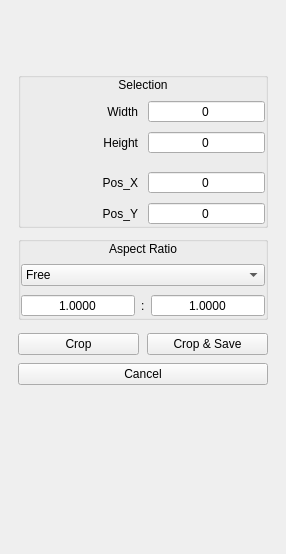
First picture: the form in qimgv/gui/panels/croppanel/croppanel.ui, repository DropGuard/ImPulse, before the edit.
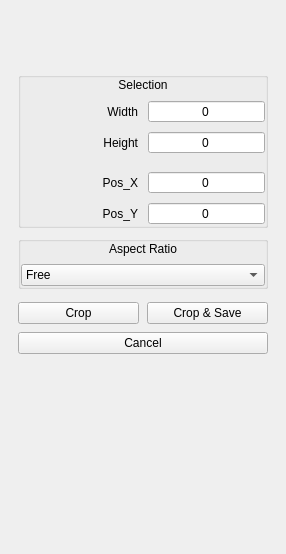
Second picture: the form after the edit. Custom widgets are drawn as their Qt base class.

Diff of the .ui file:
```diff
--- a/qimgv/gui/panels/croppanel/croppanel.ui
+++ b/qimgv/gui/panels/croppanel/croppanel.ui
@@ -373,93 +373,7 @@
         </item>
        </widget>
       </item>
-      <item>
-       <widget class="QWidget" name="ARInputWidget" native="true">
-        <layout class="QHBoxLayout" name="horizontalLayout_7">
-         <property name="spacing">
-          <number>6</number>
-         </property>
-         <property name="leftMargin">
-          <number>0</number>
-         </property>
-         <property name="topMargin">
-          <number>0</number>
-         </property>
-         <property name="rightMargin">
-          <number>0</number>
-         </property>
-         <property name="bottomMargin">
-          <number>0</number>
-         </property>
-         <item>
-          <widget class="QDoubleSpinBox" name="ARX">
-           <property name="alignment">
-            <set>Qt::AlignCenter</set>
-           </property>
-           <property name="buttonSymbols">
-            <enum>QAbstractSpinBox::NoButtons</enum>
-           </property>
-           <property name="keyboardTracking">
-            <bool>false</bool>
-           </property>
-           <property name="decimals">
-            <number>4</number>
-           </property>
-           <property name="minimum">
-            <double>0.000100000000000</double>
-           </property>
-           <property name="value">
-            <double>1.000000000000000</double>
-           </property>
-          </widget>
-         </item>
-         <item>
-          <widget class="QLabel" name="label_8">
-           <property name="sizePolicy">
-            <sizepolicy hsizetype="Maximum" vsizetype="Preferred">
-             <horstretch>0</horstretch>
-             <verstretch>0</verstretch>
-            </sizepolicy>
-           </property>
-           <property name="accessibleName">
-            <string notr="true"/>
-           </property>
-           <property name="text">
-            <string notr="true">:</string>
-           </property>
-          </widget>
-         </item>
-         <item>
-          <widget class="QDoubleSpinBox" name="ARY">
-           <property name="alignment">
-            <set>Qt::AlignCenter</set>
-           </property>
-           <property name="buttonSymbols">
-            <enum>QAbstractSpinBox::NoButtons</enum>
-           </property>
-           <property name="keyboardTracking">
-            <bool>false</bool>
-           </property>
-           <property name="showGroupSeparator" stdset="0">
-            <bool>false</bool>
-           </property>
-           <property name="prefix">
-            <string/>
-           </property>
-           <property name="decimals">
-            <number>4</number>
-           </property>
-           <property name="minimum">
-            <double>0.000100000000000</double>
-           </property>
-           <property name="value">
-            <double>1.000000000000000</double>
-           </property>
-          </widget>
-         </item>
-        </layout>
-       </widget>
-      </item>
+      
      </layout>
     </widget>
    </item>
```
Left out of the diff: 10 changed lines with no effect on the pictures.
